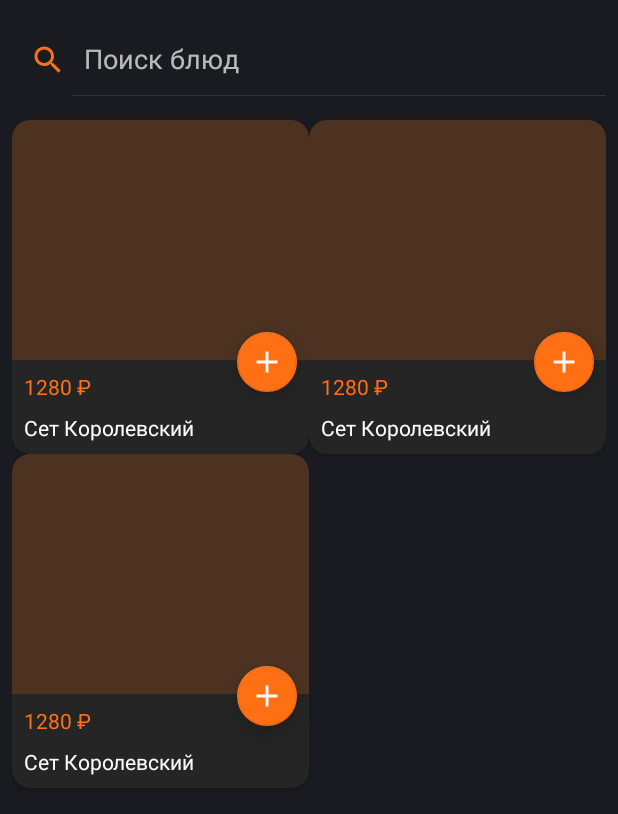
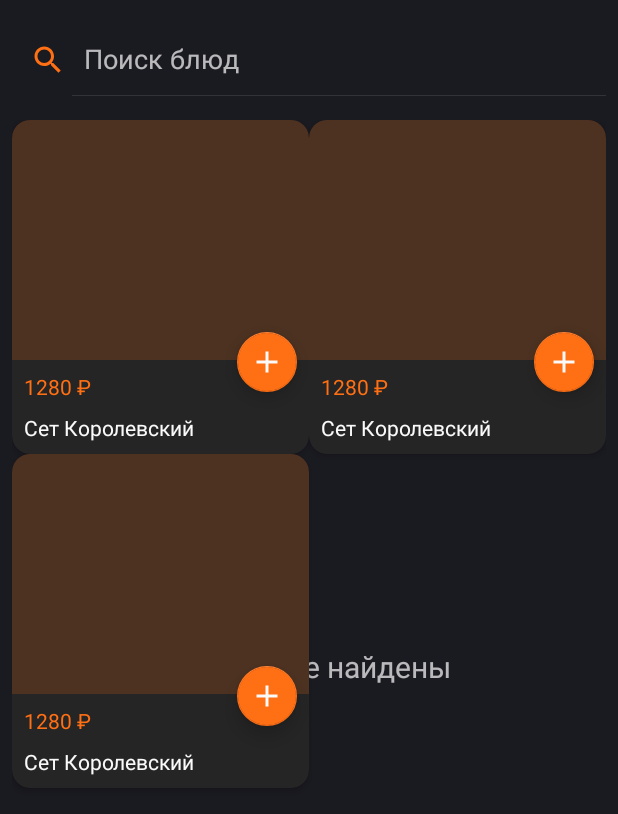
Before and after one commit to Yasinaaa/SkillArticles, an Android app: the layout fragment_search.xml on its own in the app's theme, with its tools: preview values and no code run, on a phone screen of 412 x 824 dp. Shown: the top 814 px of the screen. Run offline under Robolectric (Android 15) with nearby library versions, the phone set to English and light mode, and no system bars; network calls fail.

Commit message:
Try to make 4th task

```diff
--- a/app/src/main/java/ru/skillbranch/sbdelivery/repository/database/dao/DishesDao.kt
+++ b/app/src/main/java/ru/skillbranch/sbdelivery/repository/database/dao/DishesDao.kt
@@ -9,6 +9,10 @@ import ru.skillbranch.sbdelivery.repository.database.entity.DishPersistEntity
 
 @Dao
 interface DishesDao {
+
+    @Query("SELECT * FROM dishes_table WHERE name LIKE :searchText ORDER BY name")
+    fun findDishesByName(searchText: String): Single<List<DishPersistEntity>>
+
     @Query("SELECT * FROM dishes_table")
     fun getAllDishes(): Single<List<DishPersistEntity>>
 
--- a/app/src/main/java/ru/skillbranch/sbdelivery/ui/basket/BasketFragment.kt
+++ b/app/src/main/java/ru/skillbranch/sbdelivery/ui/basket/BasketFragment.kt
@@ -32,7 +32,6 @@ class BasketFragment : Fragment() {
                 if (it is BasketEvent.AddDish) {
                     binding.tvDishes.text = "${binding.tvDishes.text}\n\n ${it.title} стоимость ${it.price}"
                 }
-
             }
     }
 }
--- a/app/src/main/java/ru/skillbranch/sbdelivery/ui/search/SearchViewModel.kt
+++ b/app/src/main/java/ru/skillbranch/sbdelivery/ui/search/SearchViewModel.kt
@@ -6,6 +6,7 @@ import io.reactivex.rxjava3.android.schedulers.AndroidSchedulers
 import io.reactivex.rxjava3.core.Observable
 import ru.skillbranch.sbdelivery.core.BaseViewModel
 import ru.skillbranch.sbdelivery.domain.SearchUseCase
+import ru.skillbranch.sbdelivery.repository.error.EmptyDishesError
 import ru.skillbranch.sbdelivery.repository.mapper.DishesMapper
 import java.util.concurrent.TimeUnit
 
@@ -40,7 +41,10 @@ class SearchViewModel(
             .map { mapper.mapDtoToState(it) }
             .observeOn(AndroidSchedulers.mainThread())
             .subscribe({
-                action.value = SearchState.Result(it)
+                if (it.isEmpty())
+                    action.value = SearchState.Error(EmptyDishesError().messageDishes)
+                else
+                    action.value = SearchState.Result(it)
             }, {
                 action.value = SearchState.Error(it.message!!)
             }).track()
--- a/app/src/main/res/layout/fragment_search.xml
+++ b/app/src/main/res/layout/fragment_search.xml
@@ -1,9 +1,11 @@
 <?xml version="1.0" encoding="utf-8"?>
-<LinearLayout xmlns:android="http://schemas.android.com/apk/res/android"
+<androidx.constraintlayout.widget.ConstraintLayout
+    xmlns:android="http://schemas.android.com/apk/res/android"
     xmlns:app="http://schemas.android.com/apk/res-auto"
     xmlns:tools="http://schemas.android.com/tools"
     android:layout_width="match_parent"
     android:layout_height="match_parent"
+    android:layout_gravity="center"
     android:orientation="vertical">
 
     <androidx.appcompat.widget.SearchView
@@ -14,21 +16,66 @@
         app:closeIcon="@drawable/ic_baseline_close_24"
         app:iconifiedByDefault="false"
         app:queryHint="Поиск блюд"
-        app:searchIcon="@drawable/ic_search_dishes" />
+        app:searchIcon="@drawable/ic_search_dishes"
+        app:layout_constraintTop_toTopOf="parent"
+        app:layout_constraintStart_toStartOf="parent"
+        app:layout_constraintEnd_toEndOf="parent"/>
 
     <requestFocus />
 
+    <ProgressBar
+        android:visibility="gone"
+        android:id="@+id/pb"
+        android:layout_width="wrap_content"
+        android:layout_height="wrap_content"
+        android:layout_gravity="center"
+        app:layout_constraintStart_toStartOf="parent"
+        app:layout_constraintEnd_toEndOf="parent"
+        app:layout_constraintTop_toBottomOf="@+id/searchInput"
+        app:layout_constraintBottom_toBottomOf="parent"/>
+
+    <TextView
+        android:visibility="gone"
+        tools:visibility="visible"
+        android:id="@+id/tv_error"
+        android:layout_width="match_parent"
+        android:layout_height="wrap_content"
+        android:orientation="vertical"
+        android:textSize="20sp"
+        android:layout_weight="3"
+        android:gravity="center_vertical|center_horizontal"
+        tools:text="@string/empty_list"
+        app:layout_constraintStart_toStartOf="parent"
+        app:layout_constraintEnd_toEndOf="parent"
+        app:layout_constraintTop_toBottomOf="@+id/searchInput"
+        app:layout_constraintBottom_toBottomOf="parent"/>
+
+    <Button
+        android:visibility="gone"
+        android:id="@+id/btn_retry"
+        android:layout_width="wrap_content"
+        android:layout_height="wrap_content"
+        android:text="@string/try_again"
+        android:textColor="@android:color/white"
+        android:layout_marginTop="10dp"
+        app:layout_constraintTop_toBottomOf="@+id/tv_error"
+        app:layout_constraintStart_toStartOf="parent"
+        app:layout_constraintEnd_toEndOf="parent"
+        tools:ignore="MissingConstraints" />
+
     <androidx.recyclerview.widget.RecyclerView
         android:id="@+id/rv_product_grid"
-        android:layout_width="match_parent"
-        android:layout_height="match_parent"
+        android:layout_width="0dp"
+        android:layout_height="0dp"
         android:layout_marginTop="16dp"
         android:orientation="vertical"
         android:paddingStart="8dp"
         android:paddingEnd="8dp"
         app:layoutManager="androidx.recyclerview.widget.GridLayoutManager"
         app:spanCount="2"
-        tools:listitem="@layout/item_product" />
-
-
-</LinearLayout>
+        tools:listitem="@layout/item_product"
+        app:layout_constraintStart_toStartOf="parent"
+        app:layout_constraintEnd_toEndOf="parent"
+        app:layout_constraintTop_toBottomOf="@+id/searchInput"
+        app:layout_constraintBottom_toBottomOf="parent"/>
+</androidx.constraintlayout.widget.ConstraintLayout>
--- a/app/src/main/res/values/strings.xml
+++ b/app/src/main/res/values/strings.xml
@@ -5,4 +5,6 @@
     <string name="search_dishes_hint">Поиск блюд</string>
     <string name="btn_retry_error">Повторить</string>
     <string name="basket_title">Корзина</string>
+    <string name="empty_list">Данные не найдены</string>
+    <string name="try_again">Повторить запрос</string>
 </resources>
```
Also changed, not shown: app/src/main/java/ru/skillbranch/sbdelivery/core/notifier/BasketNotifierImpl.kt (+14 -2 lines), app/src/main/java/ru/skillbranch/sbdelivery/domain/SearchUseCaseImpl.kt (+17 -4 lines), app/src/main/java/ru/skillbranch/sbdelivery/domain/filter/CategoriesFilterUseCase.kt (+3 -4 lines), app/src/main/java/ru/skillbranch/sbdelivery/repository/DishesRepository.kt (+17 -3 lines), app/src/main/java/ru/skillbranch/sbdelivery/ui/search/SearchFragment.kt (+17 -2 lines), app/src/main/java/ru/skillbranch/sbdelivery/ui/search/SearchState.kt (+2 -14 lines).
